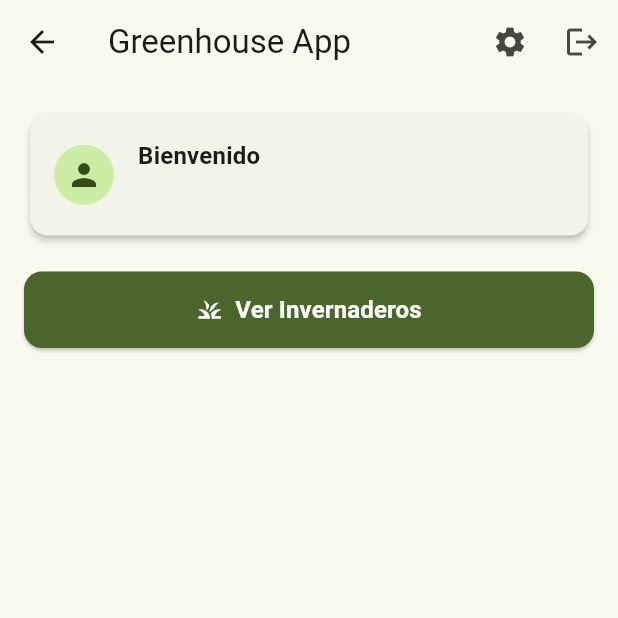
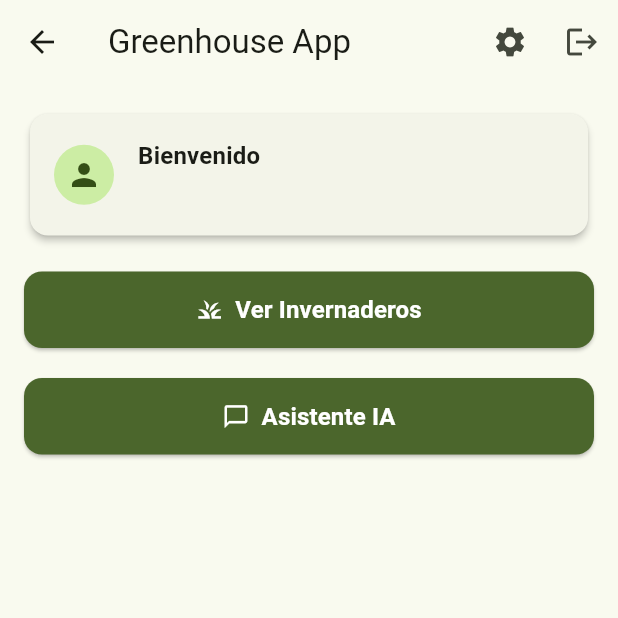
Before and after one commit to AntBPV/Flutter_Greenhouse, a Flutter app: the HomeScreen screen opened by its route, on a phone screen of 412 x 824 dp, the top half of it. Run offline on Flutter 3.47's test engine with Material 3 defaults, Android fonts, the phone set to English and light mode, and no system bars; our stand-ins replace flutter_dotenv, google_generative_ai, hive_flutter, sqflite, supabase_flutter; accounts and stored records are empty.

Commit message:
update_home_screen

```diff
--- a/lib/screens/home_screen.dart
+++ b/lib/screens/home_screen.dart
@@ -3,6 +3,7 @@ import 'package:supabase_flutter/supabase_flutter.dart';
 import '../widgets/user_info_card.dart';
 import '../widgets/navigation_button.dart';
 import './greenhouse/greenhouse_list_screen.dart';
+import './gemini/chat_screen.dart';
 import './settings_screen.dart';
 
 class HomeScreen extends StatelessWidget {
@@ -61,6 +62,20 @@ class HomeScreen extends StatelessWidget {
                 );
               },
             ),
+
+            const SizedBox(height: 20),
+
+            // Boton para el chatbot
+            NavigationButton(
+              label: 'Asistente IA',
+              icon: Icons.chat_bubble_outline,
+              onTap: () {
+                Navigator.push(
+                  context,
+                  MaterialPageRoute(builder: (context) => const ChatScreen()),
+                );
+              },
+            ),
           ],
         ),
       ),
```
